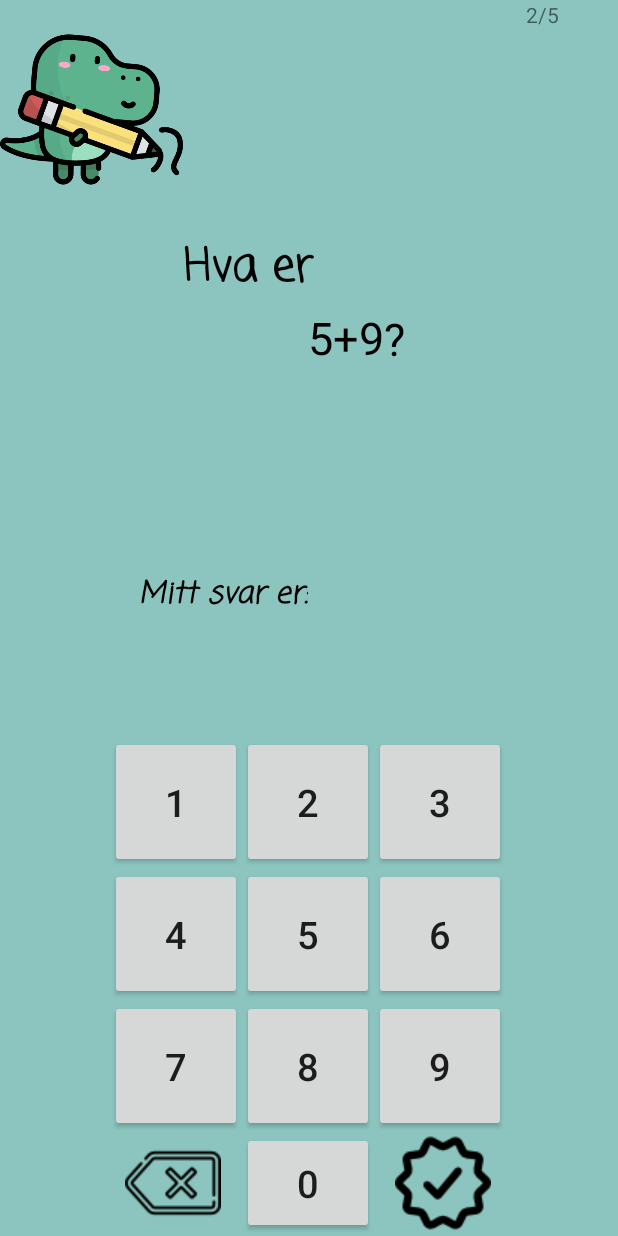
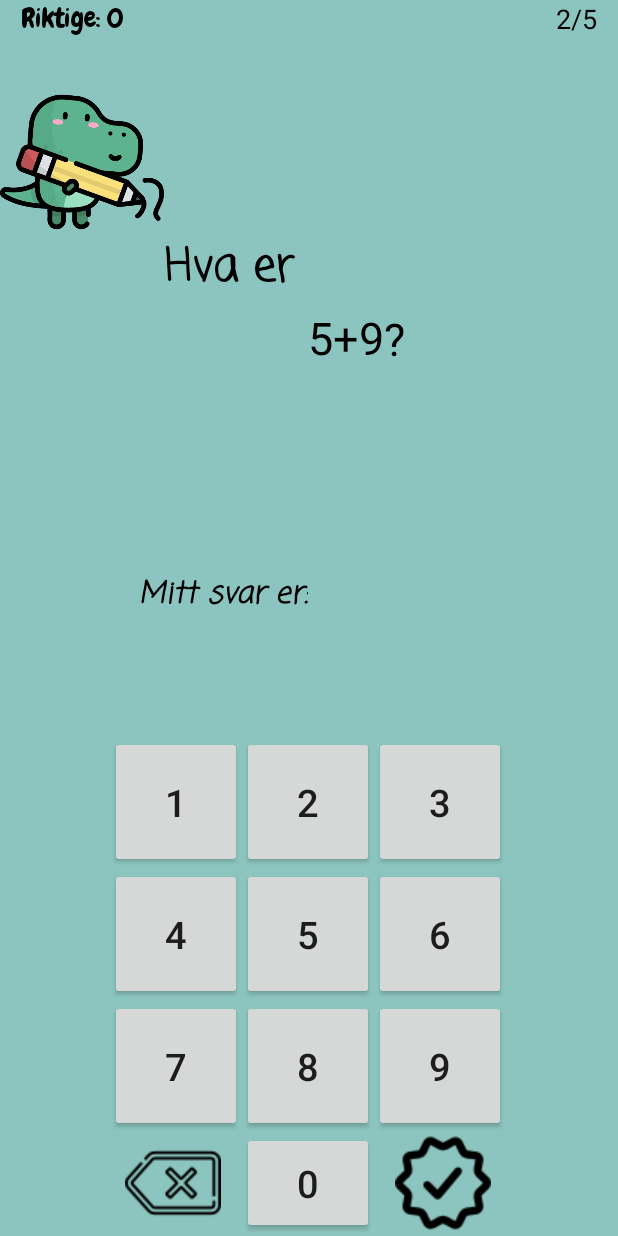
Before and after one commit to PeterSund/Mappe1_app, an Android app: the GameActivity screen opened directly, with no data from a screen before it, after a tap on an icon or button, on a phone screen of 412 x 824 dp. Run offline under Robolectric (Android 15) with nearby library versions, the phone set to English and light mode, and no system bars; Roboto replaces fonts that are not available here.

Commit message:
small fixes, proj done

```diff
--- a/app/src/main/java/com/example/mappe1/GameActivity.java
+++ b/app/src/main/java/com/example/mappe1/GameActivity.java
@@ -33,6 +33,7 @@ public class GameActivity extends AppCompatActivity{
     private String answer = "";
     private int currentIndex = 0;
     private String countQuestion = "";
+    private String correctAns = "";
 
     //ARRAYS SKAL LIGGER I XML I FØLGE OPPGAVETEKST. Create from resources kan brukes tror jeg. createFromResource(), se prefAct linje 44
     private ArrayList<Question> gameQuestions = new ArrayList<>();
@@ -109,6 +110,11 @@ public class GameActivity extends AppCompatActivity{
 
             countQuestion = (currentIndex+1) + "/" + (gameQuestions.size());
         }
+
+        correctAns = getString(R.string.correct) + " " + correctAnswersCount();
+        TextView corAns = (TextView) findViewById(R.id.correctAnswers);
+        corAns.setText(correctAns);
+
         TextView spm = (TextView) findViewById(R.id.spmView);
         spm.setText(gameQuestions.get(currentIndex).question);
 
@@ -131,6 +137,8 @@ public class GameActivity extends AppCompatActivity{
         TextView answers = (TextView) findViewById(R.id.answerView);
         TextView spm = (TextView) findViewById(R.id.spmView);
         TextView count = (TextView) findViewById(R.id.questionCount);
+        TextView correct = (TextView) findViewById(R.id.correctAnswers);
+
         switch (view.getId()){
             case R.id.button_0:
                 answer += "0";
@@ -181,14 +189,14 @@ public class GameActivity extends AppCompatActivity{
                     confirmEndGameDialog();
                 }
                 else {
-                    System.out.println(a);
-                    System.out.println(gameQuestions.get(currentIndex).answeredCorrect);
                     checkAnswer(currentIndex, a);
-                    System.out.println(gameQuestions.get(currentIndex).answeredCorrect);
                     answer = "";
                     answers.setText(answer);
                     spm.setText(gameQuestions.get(currentIndex + 1).question);
                     currentIndex++;
+                    int rightAnswers = correctAnswersCount();
+                    correctAns = getText(R.string.correct) + " " + rightAnswers;
+                    correct.setText(correctAns);
                     count.setText(countQuestion);
                 }
                 break;
--- a/app/src/main/res/layout-land/game_activity.xml
+++ b/app/src/main/res/layout-land/game_activity.xml
@@ -7,6 +7,20 @@
     android:background="#8CC5BF"
     tools:context=".GameActivity"
     tools:ignore="Typos">
+
+    <TextView
+        android:id="@+id/correctAnswers"
+        android:layout_width="wrap_content"
+        android:layout_height="wrap_content"
+        android:fontFamily="@font/chewy"
+        android:textColor="#000000"
+        android:textSize="18sp"
+        app:layout_constraintBottom_toBottomOf="parent"
+        app:layout_constraintEnd_toEndOf="parent"
+        app:layout_constraintHorizontal_bias="0.25"
+        app:layout_constraintStart_toStartOf="parent"
+        app:layout_constraintTop_toTopOf="parent"
+        app:layout_constraintVertical_bias="1.0" />
 
     <TableLayout
         android:id="@+id/tableLayout"
@@ -228,7 +242,7 @@
         android:layout_height="24dp"
         app:layout_constraintBottom_toBottomOf="parent"
         app:layout_constraintEnd_toEndOf="parent"
-        app:layout_constraintHorizontal_bias="0.0"
+        app:layout_constraintHorizontal_bias="0.02"
         app:layout_constraintStart_toStartOf="parent"
         app:layout_constraintTop_toTopOf="parent"
         app:layout_constraintVertical_bias="1.0" />
--- a/app/src/main/res/layout/game_activity.xml
+++ b/app/src/main/res/layout/game_activity.xml
@@ -182,14 +182,14 @@
 
     <ImageView
         android:id="@+id/imageView"
-        android:layout_width="122dp"
-        android:layout_height="146dp"
-        app:layout_constraintBottom_toTopOf="@+id/svar"
+        android:layout_width="109dp"
+        android:layout_height="133dp"
+        app:layout_constraintBottom_toBottomOf="parent"
         app:layout_constraintEnd_toEndOf="parent"
         app:layout_constraintHorizontal_bias="0.0"
         app:layout_constraintStart_toStartOf="parent"
         app:layout_constraintTop_toTopOf="parent"
-        app:layout_constraintVertical_bias="0.0"
+        app:layout_constraintVertical_bias="0.060000002"
         app:srcCompat="@drawable/drawing" />
 
     <TextView
@@ -224,11 +224,28 @@
 
     <TextView
         android:id="@+id/questionCount"
-        android:layout_width="61dp"
+        android:layout_width="63dp"
         android:layout_height="21dp"
+        android:gravity="center|end"
+        android:textColor="#000000"
+        android:textSize="18sp"
         app:layout_constraintBottom_toBottomOf="parent"
         app:layout_constraintEnd_toEndOf="parent"
-        app:layout_constraintHorizontal_bias="1.0"
+        app:layout_constraintHorizontal_bias="0.96"
+        app:layout_constraintStart_toStartOf="parent"
+        app:layout_constraintTop_toTopOf="parent"
+        app:layout_constraintVertical_bias="0.0" />
+
+    <TextView
+        android:id="@+id/correctAnswers"
+        android:layout_width="wrap_content"
+        android:layout_height="wrap_content"
+        android:fontFamily="@font/chewy"
+        android:textColor="#000000"
+        android:textSize="18sp"
+        app:layout_constraintBottom_toBottomOf="parent"
+        app:layout_constraintEnd_toEndOf="parent"
+        app:layout_constraintHorizontal_bias="0.04"
         app:layout_constraintStart_toStartOf="parent"
         app:layout_constraintTop_toTopOf="parent"
         app:layout_constraintVertical_bias="0.0" />
--- a/app/src/main/res/values/strings.xml
+++ b/app/src/main/res/values/strings.xml
@@ -19,6 +19,7 @@
     <string name="game_answer"> </string>
     <string name="svar">Mitt svar er: </string>
     <string name="dialogtekst_score">Kjempe bra! Du klarte: </string>
+    <string name="correct">Riktige:</string>
 
     //Menu
     <string name="menyStats">Statistikk</string>
```
Also changed, not shown: 1 other file.
